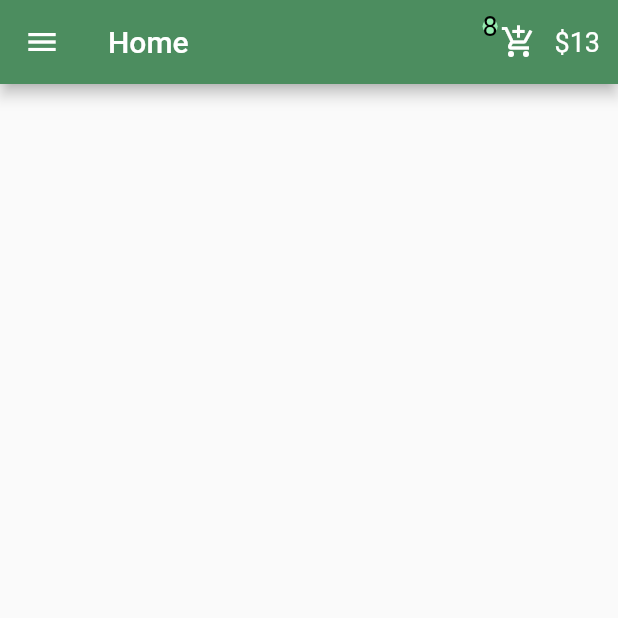
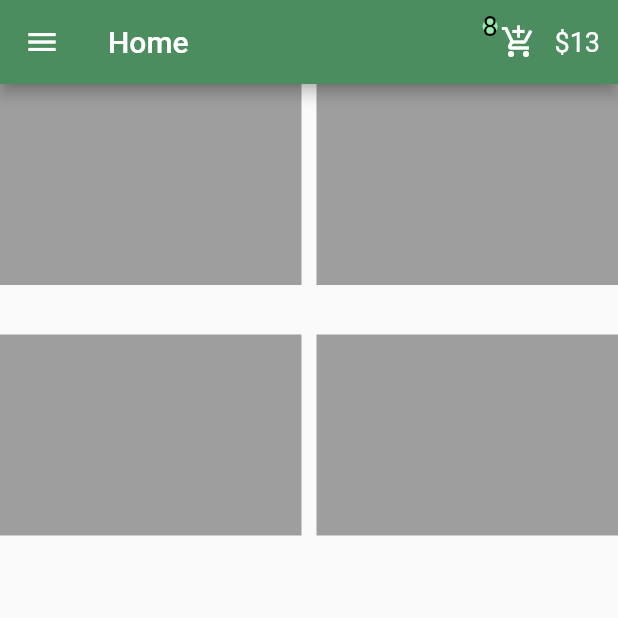
Before and after one commit to AbdulrahmanMady/Task2, a Flutter app: the screen it shows after launch, on a phone screen of 412 x 824 dp, the top half of it. Run offline on Flutter 3.47's test engine with Material 2 defaults, Android fonts, the phone set to English and light mode, and no system bars.

Commit message:
add color change to continers

```diff
--- a/lib/Pages/home.dart
+++ b/lib/Pages/home.dart
@@ -19,7 +19,11 @@ class Home extends StatelessWidget {
                 mainAxisSpacing: 33),
             itemCount: 4,
             itemBuilder: (BuildContext context, int index) {
-              return Container();
+              return Container(
+                color: Colors.grey,
+
+              );
+
             }),
           drawer: Drawer(
             // ignore: prefer_const_literals_to_create_immutables
```
